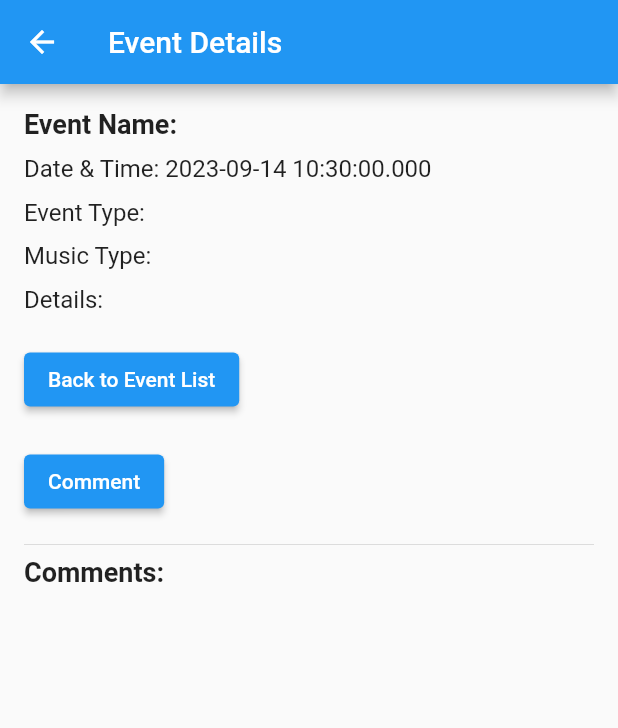
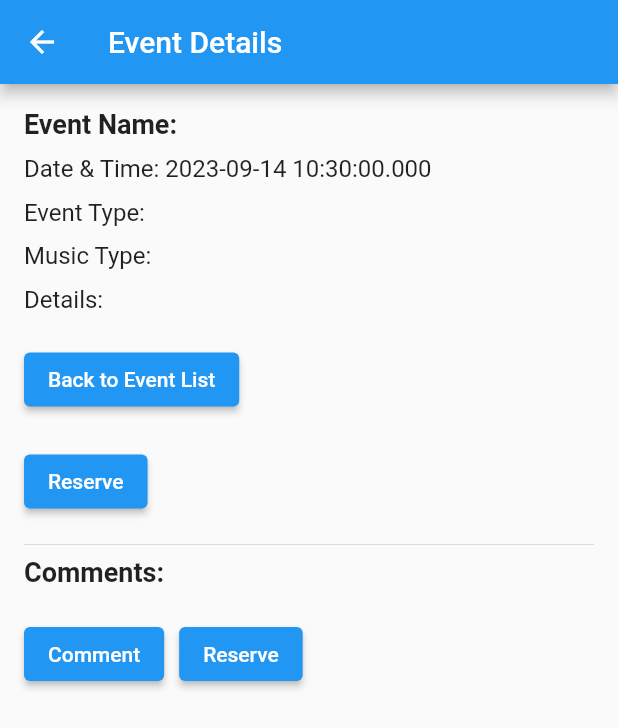
Before and after one commit to ivanagirazova/eventCompass, a Flutter app: the EventDetailsPage screen opened directly with empty values, on a phone screen of 412 x 824 dp. Shown: the top 728 px of the screen. Run offline on Flutter 3.47's test engine with Material 2 defaults, Android fonts, the phone set to English and light mode, and no system bars.

Commit message:
added reserve functionality

```diff
--- a/event_compass_app/lib/event_details.dart
+++ b/event_compass_app/lib/event_details.dart
@@ -13,6 +13,7 @@ class EventDetailsPage extends StatefulWidget {
 class _EventDetailsPageState extends State<EventDetailsPage> {
   List<String> comments = [];
   TextEditingController commentController = TextEditingController();
+  bool isReserved = false;
 
   @override
   Widget build(BuildContext context) {
@@ -58,10 +59,8 @@ class _EventDetailsPageState extends State<EventDetailsPage> {
             ),
             SizedBox(height: 20.0),
             ElevatedButton(
-              onPressed: () {
-                _showCommentDialog(context);
-              },
-              child: Text('Comment'),
+              onPressed: isReserved ? null : _reserveEvent,
+              child: Text(isReserved ? 'Reserved' : 'Reserve'),
             ),
             SizedBox(height: 10.0),
             Divider(), // Add a divider to separate comments
@@ -143,7 +142,29 @@ class _EventDetailsPageState extends State<EventDetailsPage> {
             );
           },
         ),
+        SizedBox(height: 10.0),
+        Row(
+          children: [
+            ElevatedButton(
+              onPressed: () {
+                _showCommentDialog(context);
+              },
+              child: Text('Comment'),
+            ),
+            SizedBox(width: 10.0),
+            ElevatedButton(
+              onPressed: isReserved ? null : _reserveEvent,
+              child: Text(isReserved ? 'Reserved' : 'Reserve'),
+            ),
+          ],
+        ),
       ],
     );
   }
+
+  void _reserveEvent() {
+    setState(() {
+      isReserved = true;
+    });
+  }
 }
```
